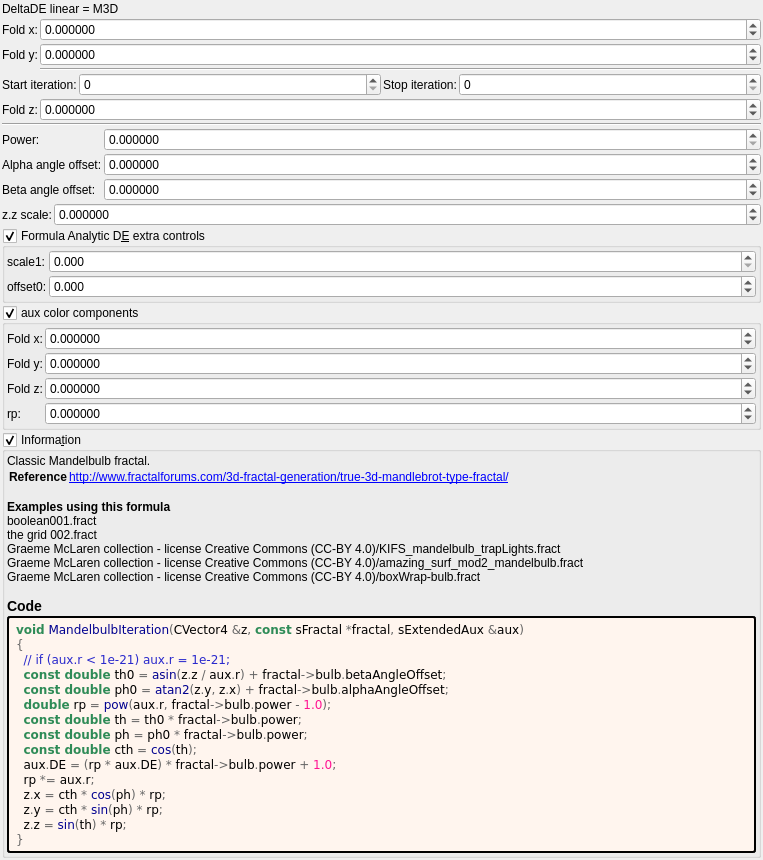
Before: the Qt Designer form mandelbulber2/formula/ui/box_fold_bulb_v4.ui in buddhi1980/mandelbulber2, drawn with Qt 5.
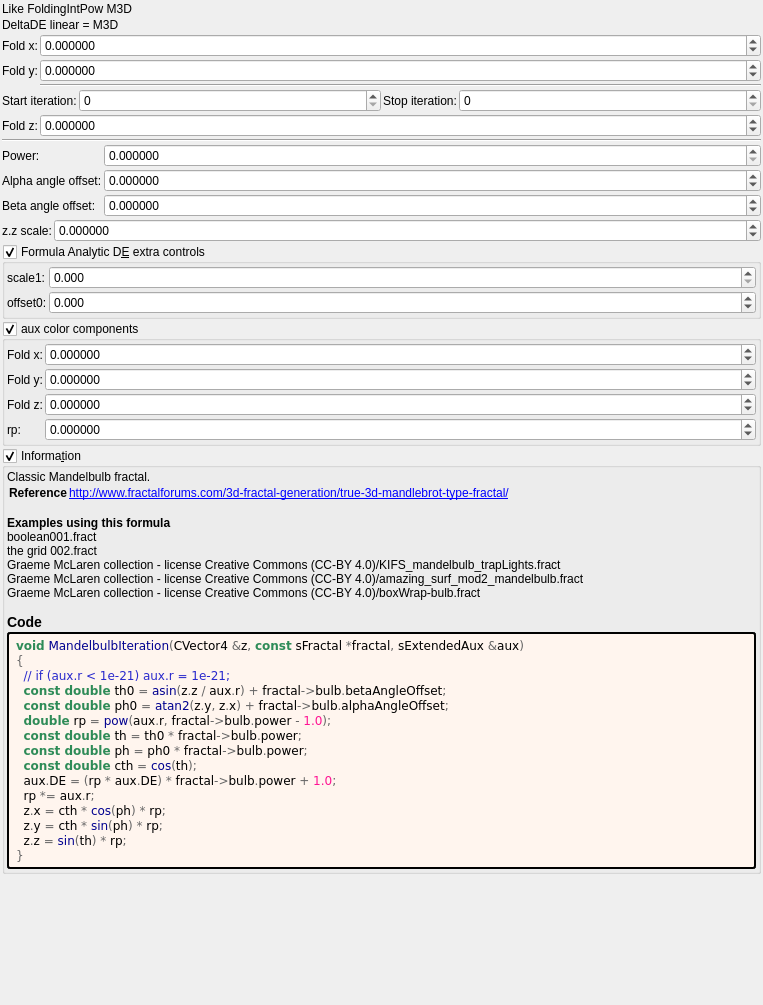
After: the same form once the commit is applied. Custom widgets are drawn as their Qt base class.

```diff
--- a/mandelbulber2/formula/ui/box_fold_bulb_v4.ui
+++ b/mandelbulber2/formula/ui/box_fold_bulb_v4.ui
@@ -7,7 +7,7 @@
     <x>0</x>
     <y>0</y>
     <width>763</width>
-    <height>598</height>
+    <height>1005</height>
    </rect>
   </property>
   <property name="windowTitle">
@@ -29,6 +29,13 @@
    <property name="bottomMargin">
     <number>2</number>
    </property>
+   <item>
+    <widget class="QLabel" name="label_33">
+     <property name="text">
+      <string>Like FoldingIntPow M3D</string>
+     </property>
+    </widget>
+   </item>
    <item>
     <widget class="QLabel" name="label_32">
      <property name="text">
```
